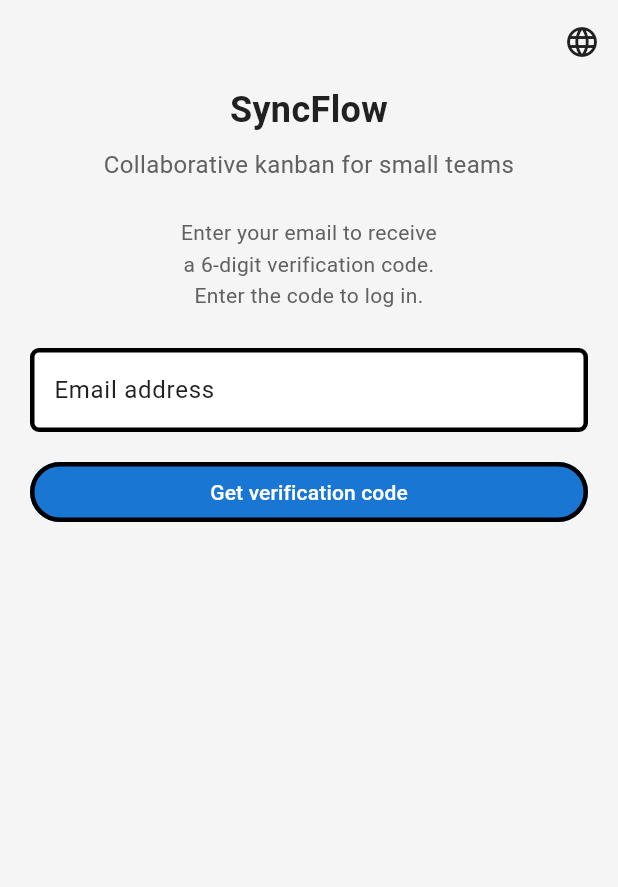
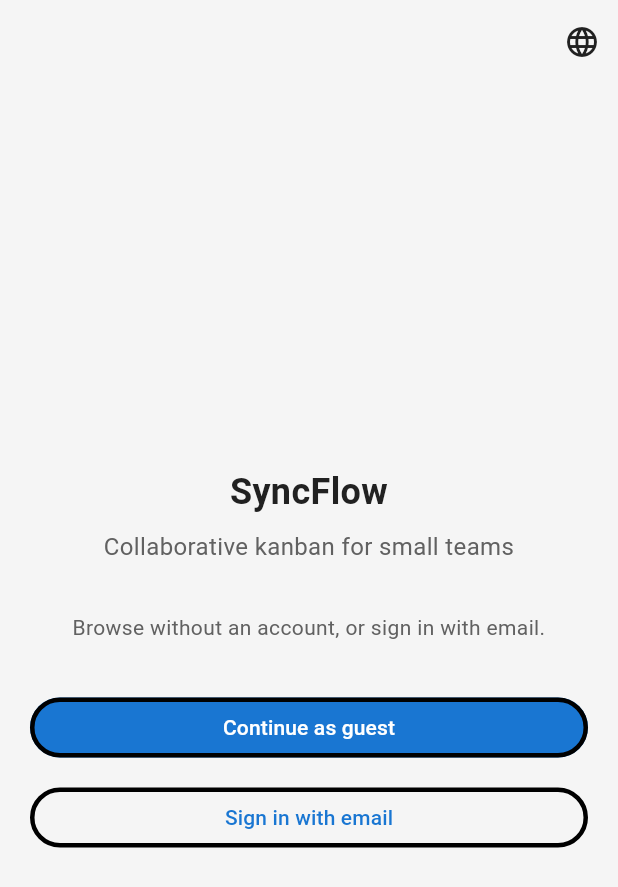
Before and after one commit to cheng80/syncflow, a Flutter app: the screen it shows after launch, on a phone screen of 412 x 824 dp. Shown: the top 887 px of the screen. Run offline on Flutter 3.47's test engine with Material 3 defaults, Android fonts, the phone set to English and light mode, and no system bars; our stand-ins replace easy_localization, firebase_core, firebase_messaging, flutter_local_notifications, flutter_markdown_plus, flutter_native_splash and 8 more; missing offline and left inert: markdown; accounts and stored records are empty.

Commit message:
feat: M1 게스트/환영 진입, hasEverLoggedIn, 게스트 시 FCM 미초기화
- WelcomeScreen, GuestHomeScreen, 라우팅(_AppRootRouter)
- SessionSecureStorage has_ever_logged_in, AppStorage guest_browsing
- app_flow_providers, LoginScreen 뒤로가기, 탈퇴 시 플래그·invalidate
- 다국어 문자열 추가
- 아이콘/스플래시 에셋 삭제, AppFrameworkInfo.plist 변경(동반 수정)

Made-with: Cursor

```diff
--- a/assets/translations/en.json
+++ b/assets/translations/en.json
@@ -91,6 +91,12 @@
   "emailChange": "Change email",
   "login": "Log in",
   "loginIntro": "Enter your email to receive\na 6-digit verification code.\nEnter the code to log in.",
+  "welcomeSubtitle": "Browse without an account, or sign in with email.",
+  "continueAsGuest": "Continue as guest",
+  "signInWithEmail": "Sign in with email",
+  "guestModeTitle": "Guest mode",
+  "guestHomeBody": "Local boards and the tutorial will be added in the next step. Email sign-in is required for team boards and cloud sync.",
+  "guestHomeSignIn": "Sign in with email",
   "emailPlaceholder": "Email address",
   "getCode": "Get verification code",
   "verificationCodePlaceholder": "000000",
--- a/assets/translations/ja.json
+++ b/assets/translations/ja.json
@@ -91,6 +91,12 @@
   "emailChange": "メール変更",
   "login": "ログイン",
   "loginIntro": "メールアドレスを入力すると\n6桁の認証コードが送信されます。\nコードを入力してログインしてください。",
+  "welcomeSubtitle": "アカウントなしで試すか、メールでサインインできます。",
+  "continueAsGuest": "ゲストで続行",
+  "signInWithEmail": "メールでログイン",
+  "guestModeTitle": "ゲストモード",
+  "guestHomeBody": "ローカルボードとチュートリアルは次の段階で接続されます。チームボードとクラウドにはメールログインが必要です。",
+  "guestHomeSignIn": "メールでログイン",
   "emailPlaceholder": "メールアドレス",
   "getCode": "認証コードを取得",
   "verificationCodePlaceholder": "000000",
--- a/assets/translations/ko.json
+++ b/assets/translations/ko.json
@@ -91,6 +91,12 @@
   "emailChange": "이메일 변경",
   "login": "로그인",
   "loginIntro": "이메일을 입력하면\n6자리 인증 코드가 발송됩니다.\n코드를 입력해 로그인하세요.",
+  "welcomeSubtitle": "계정 없이 둘러보거나, 이메일로 바로 시작할 수 있습니다.",
+  "continueAsGuest": "게스트로 시작",
+  "signInWithEmail": "이메일로 로그인",
+  "guestModeTitle": "게스트 모드",
+  "guestHomeBody": "로컬 보드·튜토리얼은 다음 단계에서 연결됩니다. 팀 보드·클라우드에는 이메일 로그인이 필요합니다.",
+  "guestHomeSignIn": "이메일로 로그인",
   "emailPlaceholder": "이메일 주소",
   "getCode": "인증 코드 받기",
   "verificationCodePlaceholder": "000000",
--- a/assets/translations/zh-CN.json
+++ b/assets/translations/zh-CN.json
@@ -91,6 +91,12 @@
   "emailChange": "更换邮箱",
   "login": "登录",
   "loginIntro": "输入邮箱后，\n将收到6位验证码。\n输入验证码即可登录。",
+  "welcomeSubtitle": "无需账号即可体验，或使用邮箱登录。",
+  "continueAsGuest": "以访客继续",
+  "signInWithEmail": "使用邮箱登录",
+  "guestModeTitle": "访客模式",
+  "guestHomeBody": "本地看板与教程将在后续版本连接。团队看板与云端同步需要邮箱登录。",
+  "guestHomeSignIn": "使用邮箱登录",
   "emailPlaceholder": "邮箱地址",
   "getCode": "获取验证码",
   "verificationCodePlaceholder": "000000",
--- a/assets/translations/zh-TW.json
+++ b/assets/translations/zh-TW.json
@@ -91,6 +91,12 @@
   "emailChange": "更換信箱",
   "login": "登入",
   "loginIntro": "輸入信箱後，\n將收到6位數驗證碼。\n輸入驗證碼即可登入。",
+  "welcomeSubtitle": "無需帳號即可體驗，或使用信箱登入。",
+  "continueAsGuest": "以訪客繼續",
+  "signInWithEmail": "使用信箱登入",
+  "guestModeTitle": "訪客模式",
+  "guestHomeBody": "本機看板與教學將在後續版本連接。團隊看板與雲端同步需要信箱登入。",
+  "guestHomeSignIn": "使用信箱登入",
   "emailPlaceholder": "信箱地址",
   "getCode": "取得驗證碼",
   "verificationCodePlaceholder": "000000",
--- a/lib/main.dart
+++ b/lib/main.dart
@@ -11,8 +11,11 @@ import 'package:get_storage/get_storage.dart';
 import 'package:syncflow/util/app_locale.dart';
 import 'package:syncflow/util/app_storage.dart';
 import 'package:syncflow/util/session_secure_storage.dart';
+import 'package:syncflow/view/auth/guest_home_screen.dart';
 import 'package:syncflow/view/auth/login_screen.dart';
+import 'package:syncflow/view/auth/welcome_screen.dart';
 import 'package:syncflow/view/main_scaffold.dart';
+import 'package:syncflow/vm/app_flow_providers.dart';
 import 'package:syncflow/vm/session_notifier.dart';
 import 'package:intl/date_symbol_data_local.dart';
 import 'package:syncflow/theme/app_theme_colors.dart';
@@ -121,13 +124,28 @@ class _AppBootstrapState extends ConsumerState<AppBootstrap> {
   @override
   void initState() {
     super.initState();
+    // 세션이 이미 복구된 경우(로그인 상태)에만 FCM 초기화 — 게스트/환영/로그인만인 경우 생략 (M1)
     WidgetsBinding.instance.addPostFrameCallback((_) {
-      unawaited(ref.read(fcmNotifierProvider.notifier).initialize());
+      ref.read(sessionNotifierProvider).maybeWhen(
+        data: (session) {
+          if (session.isLoggedIn) {
+            unawaited(ref.read(fcmNotifierProvider.notifier).initialize());
+          }
+        },
+        orElse: () {},
+      );
     });
   }
 
   @override
   Widget build(BuildContext context) {
+    ref.listen(sessionNotifierProvider, (previous, next) {
+      next.whenData((session) {
+        if (session.isLoggedIn) {
+          unawaited(ref.read(fcmNotifierProvider.notifier).initialize());
+        }
+      });
+    });
     return const MyApp();
   }
 }
@@ -139,7 +157,6 @@ class MyApp extends ConsumerWidget {
   Widget build(BuildContext context, WidgetRef ref) {
     appLocaleForInit = context.locale;
     final themeMode = ref.watch(themeNotifierProvider);
-    final sessionAsync = ref.watch(sessionNotifierProvider);
 
     return MaterialApp(
       debugShowCheckedModeBanner: false,
@@ -219,12 +236,47 @@ class MyApp extends ConsumerWidget {
           ),
         ),
       ),
-      home: sessionAsync.when(
-        loading: () => const _SessionLoadingScreen(),
-        error: (e, st) => const LoginScreen(),
-        data: (session) =>
-            session.isLoggedIn ? const MainScaffold() : const LoginScreen(),
-      ),
+      home: const _AppRootRouter(),
+    );
+  }
+}
+
+/// 세션 + hasEverLoggedIn + 게스트 플래그로 첫 화면 분기 (M1).
+class _AppRootRouter extends ConsumerWidget {
+  const _AppRootRouter();
+
+  @override
+  Widget build(BuildContext context, WidgetRef ref) {
+    final sessionAsync = ref.watch(sessionNotifierProvider);
+    final hasEverAsync = ref.watch(hasEverLoggedInProvider);
+
+    return sessionAsync.when(
+      loading: () => const _SessionLoadingScreen(),
+      error: (e, st) => const LoginScreen(),
+      data: (session) {
+        if (session.isLoggedIn) {
+          return const MainScaffold();
+        }
+
+        return hasEverAsync.when(
+          loading: () => const _SessionLoadingScreen(),
+          error: (e, st) => const LoginScreen(),
+          data: (hasEver) {
+            if (hasEver) {
+              return const LoginScreen();
+            }
+            final guest = ref.watch(guestBrowsingProvider);
+            final showLogin = ref.watch(showLoginFromWelcomeProvider);
+            if (guest) {
+              return const GuestHomeScreen();
+            }
+            if (showLogin) {
+              return const LoginScreen(showBackToWelcome: true);
+            }
+            return const WelcomeScreen();
+          },
+        );
+      },
     );
   }
 }
--- a/lib/util/app_storage.dart
+++ b/lib/util/app_storage.dart
@@ -77,6 +77,16 @@ class AppStorage {
   static Future<void> resetTutorialCompleted() =>
       _storage.write(_keyTutorialCompleted, false);
 
+  // ─── 게스트 모드 (로컬 둘러보기, GetStorage만 — 앱 삭제 시 초기화) ─────────────────
+  static const String _keyGuestBrowsingActive = 'guest_browsing_active';
+
+  /// 게스트로 앱을 쓰는 중(로그인 전). M2에서 로컬 보드와 연결.
+  static bool getGuestBrowsingActive() =>
+      _storage.read<bool>(_keyGuestBrowsingActive) ?? false;
+
+  static Future<void> setGuestBrowsingActive(bool value) =>
+      _storage.write(_keyGuestBrowsingActive, value);
+
   // ─── 튜토리얼 보드 (최초 설치 시 자동 생성) ─────────────────
   static const String _keyTutorialBoardCreated = 'tutorial_board_created';
 
--- a/lib/util/common_util.dart
+++ b/lib/util/common_util.dart
@@ -15,8 +15,8 @@ import 'package:syncflow/util/config_ui.dart';
 /// 빈 문자열이면 플랫폼 기본값 사용 (Android: 10.0.2.2, iOS: 127.0.0.1)
 // 로컬 개발: '' → 127.0.0.1:8000
 // TODO 완료 후 점검 → 서버 업데이트 시 원격 URL로 변경
-// const String? customApiBaseUrl = null;
-const String customApiBaseUrl = 'http://cheng80.myqnapcloud.com:18003';
+const String? customApiBaseUrl = null;
+// const String customApiBaseUrl = 'http://cheng80.myqnapcloud.com:18003';
 // const String? customApiBaseUrl = 'http://192.168.90.7:8000';
 
 /// 플랫폼별 기본 API Base URL 반환
--- a/lib/util/session_secure_storage.dart
+++ b/lib/util/session_secure_storage.dart
@@ -15,6 +15,7 @@ class SessionSecureStorage {
   static const String _keySessionToken = 'syncflow_session_token';
   static const String _keySessionExpiresAt = 'syncflow_session_expires_at';
   static const String _keyUserId = 'syncflow_user_id';
+  static const String _keyHasEverLoggedIn = 'syncflow_has_ever_logged_in';
 
   /// 세션 토큰 조회
   static Future<String?> getSessionToken() =>
@@ -45,4 +46,18 @@ class SessionSecureStorage {
     await _storage.delete(key: _keySessionExpiresAt);
     await _storage.delete(key: _keyUserId);
   }
+
+  /// 한 번이라도 로그인에 성공한 적 있음 (온보딩 이원 화면 스킵용). 로그아웃 시에도 유지.
+  static Future<bool> getHasEverLoggedIn() async {
+    final v = await _storage.read(key: _keyHasEverLoggedIn);
+    return v == '1' || v == 'true';
+  }
+
+  static Future<void> setHasEverLoggedIn(bool value) async {
+    if (value) {
+      await _storage.write(key: _keyHasEverLoggedIn, value: '1');
+    } else {
+      await _storage.delete(key: _keyHasEverLoggedIn);
+    }
+  }
 }
--- a/lib/view/app_drawer.dart
+++ b/lib/view/app_drawer.dart
@@ -26,6 +26,7 @@ import 'package:syncflow/util/common_util.dart';
 import 'package:syncflow/util/config_ui.dart';
 import 'package:syncflow/util/sheet_util.dart';
 import 'package:syncflow/util/app_storage.dart';
+import 'package:syncflow/vm/app_flow_providers.dart';
 import 'package:syncflow/vm/board_list_notifier.dart';
 import 'package:syncflow/vm/session_notifier.dart';
 import 'package:syncflow/vm/theme_notifier.dart';
@@ -186,6 +187,9 @@ class AppDrawer extends ConsumerWidget {
                 if (ok != true) return;
                 try {
                   await ref.read(sessionNotifierProvider.notifier).deleteAccount();
+                  ref.invalidate(hasEverLoggedInProvider);
+                  ref.read(guestBrowsingProvider.notifier).state = false;
+                  ref.read(showLoginFromWelcomeProvider.notifier).state = false;
                 } on ApiException catch (e) {
                   final ctx = rootNavigatorKey.currentContext ?? context;
                   if (ctx.mounted) {
--- /dev/null
+++ b/lib/view/auth/welcome_screen.dart
@@ -0,0 +1,98 @@
+// welcome_screen.dart
+// 신규 사용자: 게스트로 시작 / 이메일 로그인 이원 진입 (M1)
+
+import 'package:easy_localization/easy_localization.dart';
+import 'package:flutter/material.dart';
+import 'package:flutter_riverpod/flutter_riverpod.dart';
+
+import 'package:syncflow/theme/app_theme_colors.dart';
+import 'package:syncflow/util/app_storage.dart';
+import 'package:syncflow/util/config_ui.dart';
+import 'package:syncflow/vm/app_flow_providers.dart';
+import 'package:syncflow/widget/language_picker_sheet.dart';
+
+/// 최초 설치 등: 이메일 로그인 이력이 없을 때만 표시.
+class WelcomeScreen extends ConsumerWidget {
+  const WelcomeScreen({super.key});
+
+  @override
+  Widget build(BuildContext context, WidgetRef ref) {
+    final p = context.appTheme;
+
+    return Scaffold(
+      backgroundColor: p.background,
+      appBar: AppBar(
+        backgroundColor: p.background,
+        scrolledUnderElevation: 0,
+        iconTheme: IconThemeData(color: p.icon),
+        actions: [
+          IconButton(
+            icon: Icon(Icons.language, color: p.icon),
+            onPressed: () => showLanguagePickerSheet(context),
+            tooltip: context.tr('language'),
+          ),
+        ],
+      ),
+      body: SafeArea(
+        child: Padding(
+          padding: const EdgeInsets.symmetric(horizontal: ConfigUI.screenPaddingH),
+          child: Center(
+            child: ConstrainedBox(
+              constraints: const BoxConstraints(maxWidth: 400),
+              child: Column(
+                mainAxisAlignment: MainAxisAlignment.center,
+                crossAxisAlignment: CrossAxisAlignment.stretch,
+                children: [
+                  Text(
+                    context.tr('appName'),
+                    style: TextStyle(
+                      color: p.textPrimary,
+                      fontSize: ConfigUI.fontSizeTitle,
+                      fontWeight: FontWeight.bold,
+                    ),
+                    textAlign: TextAlign.center,
+                  ),
+                  const SizedBox(height: 8),
+                  Text(
+                    context.tr('appTagline'),
+                    style: TextStyle(
+                      color: p.textSecondary,
+                      fontSize: ConfigUI.fontSizeBody,
+                    ),
+                    textAlign: TextAlign.center,
+                  ),
+                  const SizedBox(height: 32),
+                  Text(
+                    context.tr('welcomeSubtitle'),
+                    style: TextStyle(
+                      color: p.textSecondary,
+                      fontSize: ConfigUI.fontSizeLabel,
+                      height: 1.5,
+                    ),
+                    textAlign: TextAlign.center,
+                  ),
+                  const SizedBox(height: 32),
+                  FilledButton(
+                    onPressed: () async {
+                      await AppStorage.setGuestBrowsingActive(true);
+                      ref.read(guestBrowsingProvider.notifier).state = true;
+                    },
+                    child: Text(context.tr('continueAsGuest')),
+                  ),
+                  const SizedBox(height: 12),
+                  OutlinedButton(
+                    onPressed: () {
+                      ref.read(showLoginFromWelcomeProvider.notifier).state =
+                          true;
+                    },
+                    child: Text(context.tr('signInWithEmail')),
+                  ),
+                ],
+              ),
+            ),
+          ),
+        ),
+      ),
+    );
+  }
+}
--- /dev/null
+++ b/lib/vm/app_flow_providers.dart
@@ -0,0 +1,21 @@
+// app_flow_providers.dart
+// 게스트/환영 화면 진입용 Riverpod (M1)
+
+import 'package:flutter_riverpod/flutter_riverpod.dart';
+import 'package:flutter_riverpod/legacy.dart' show StateProvider;
+
+import 'package:syncflow/util/app_storage.dart';
+import 'package:syncflow/util/session_secure_storage.dart';
+
+/// GetStorage와 동기. 게스트 "둘러보기" 중일 때 true.
+final guestBrowsingProvider = StateProvider<bool>(
+  (ref) => AppStorage.getGuestBrowsingActive(),
+);
+
+/// 환영 화면에서 "이메일로 로그인"을 눌렀을 때 true → Login 표시.
+final showLoginFromWelcomeProvider = StateProvider<bool>((ref) => false);
+
+/// Secure Storage 비동기 조회 (최초 진입 라우팅용).
+final hasEverLoggedInProvider = FutureProvider<bool>((ref) async {
+  return SessionSecureStorage.getHasEverLoggedIn();
+});
```
Also changed, not shown: lib/view/auth/guest_home_screen.dart (added, +78 -0 lines), lib/view/auth/login_screen.dart (+17 -2 lines), lib/vm/session_notifier.dart (+7 -0 lines), assets/icon.png (deleted), assets/splash.png (deleted), 1 other file.
